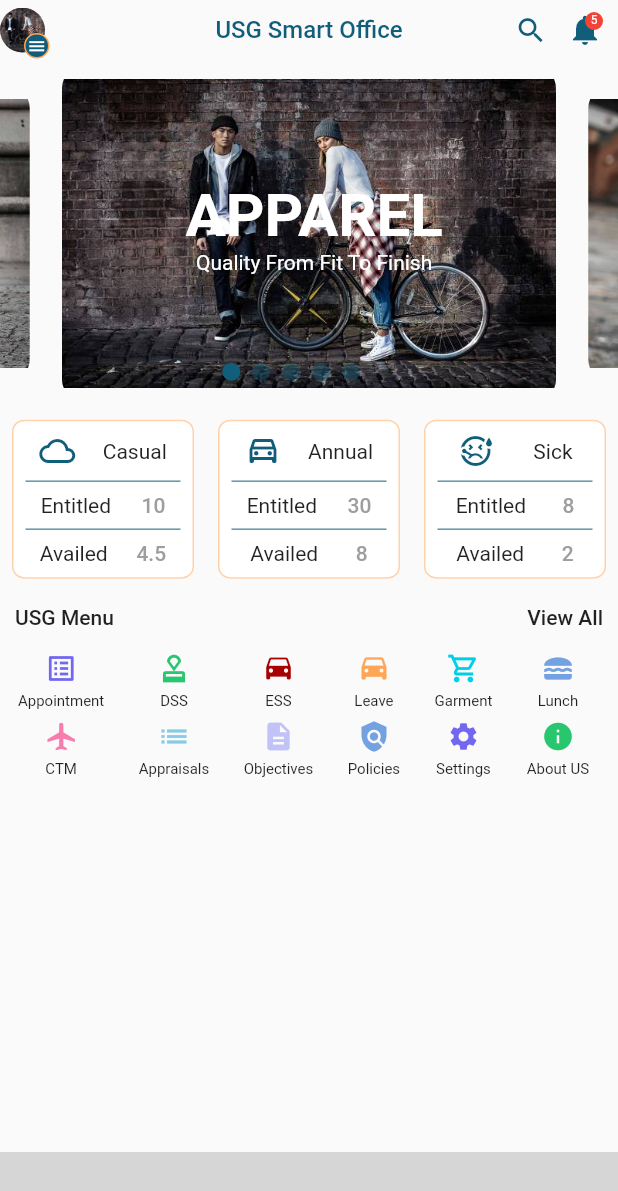
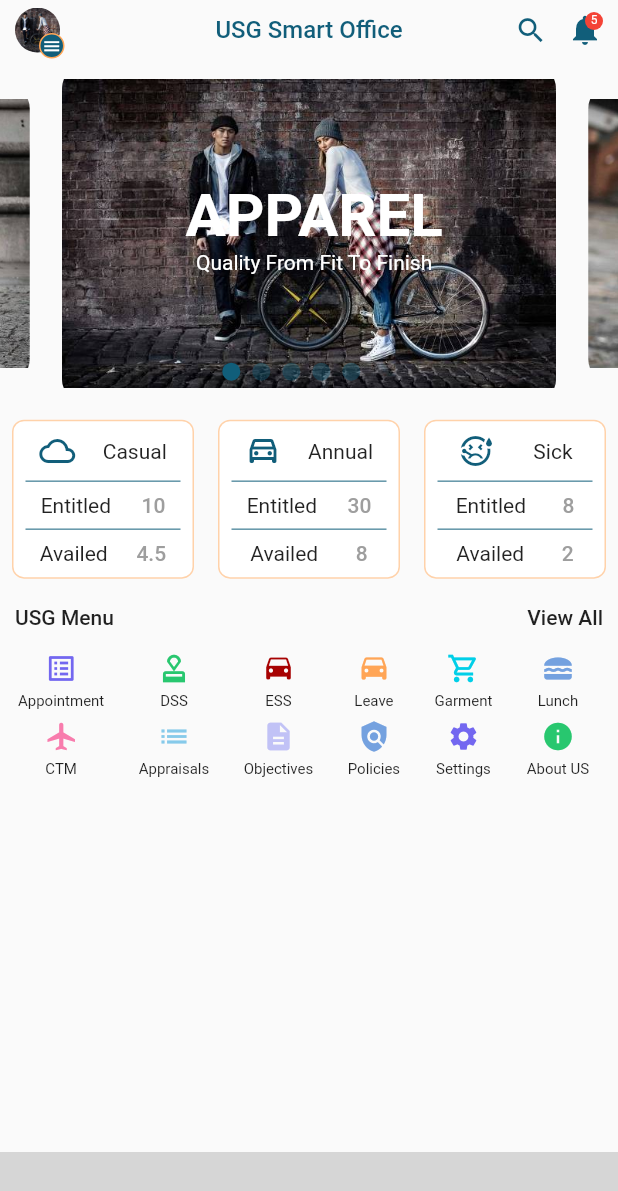
Before and after one commit to javedmughal-058/flutter_crud_with_laravel_api, a Flutter app: the screen it shows after launch, on a phone screen of 412 x 824 dp. Shown: the top 1191 px of the screen. Run offline on Flutter 3.47's test engine with Material 2 defaults, Android fonts, the phone set to English and light mode, and no system bars; drawn by our look-alikes of carousel_slider; our stand-ins replace bubble, easy_sidemenu, get, lottie, page_transition, simple_animations and 1 more; missing offline and left inert: bottom_bar_with_sheet; statements that could not run were skipped; grey boxes are pictures that could not be loaded.

Commit message:
Update StartPage.dart

```diff
--- a/lib/views/StartPage.dart
+++ b/lib/views/StartPage.dart
@@ -52,6 +52,8 @@ class _StartPageState extends State<StartPage>{
             onTap: (){
               Get.toNamed('/profile_page');
             },
+            child: Padding(
+              padding: const EdgeInsets.only(left: 10),
               child: Stack(
                 alignment: AlignmentDirectional.centerStart,
                 children: [
@@ -72,14 +74,15 @@ class _StartPageState extends State<StartPage>{
                           borderRadius: BorderRadius.circular(50),
                           border: Border.all(color: _color2, width: 1)
                         ),
-                      constraints: const BoxConstraints(
-                        minWidth: 8,
-                        minHeight: 8,
-                      ),
-                      child: Icon(Icons.menu, color: Colors.white , size: 13,)
+                        // constraints: const BoxConstraints(
+                        //   minWidth: 8,
+                        //   minHeight: 8,
+                        // ),
+                        child: const Icon(Icons.menu, color: Colors.white , size: 13,)
                     ),
                   )
                 ],
+              ),
             ),
           ),
           title:Text('USG Smart Office', style: TextStyle(color: Theme.of(context).primaryColor, fontSize: 16)),
```
Lines whose indentation alone changed are shown as unchanged.
